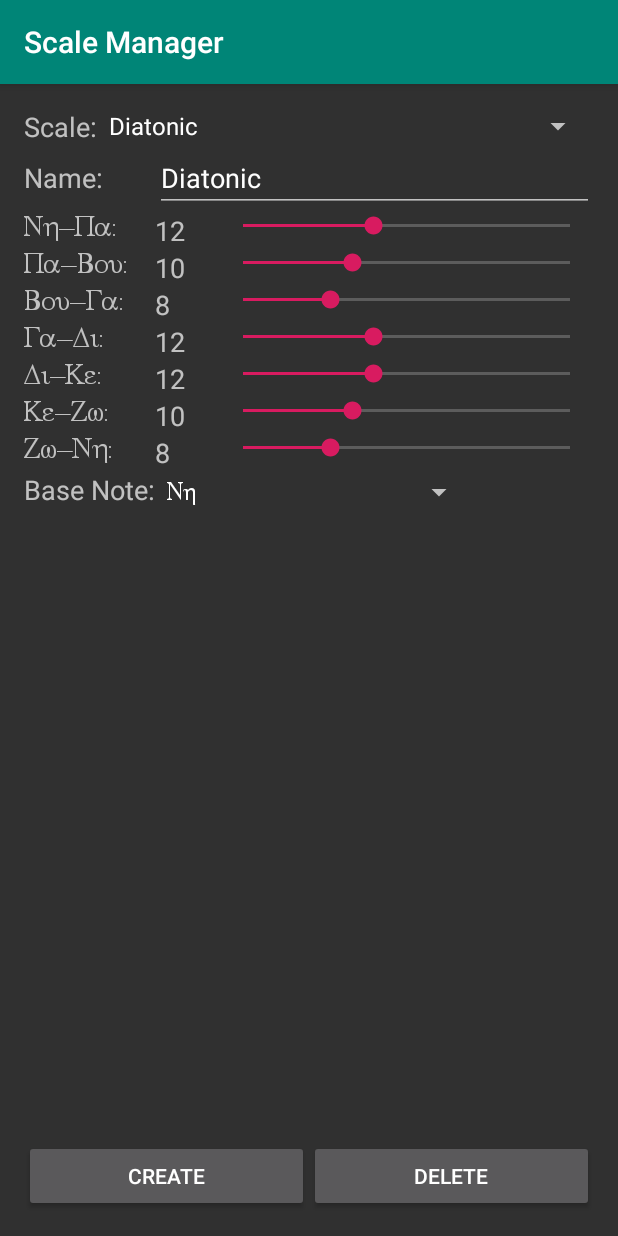
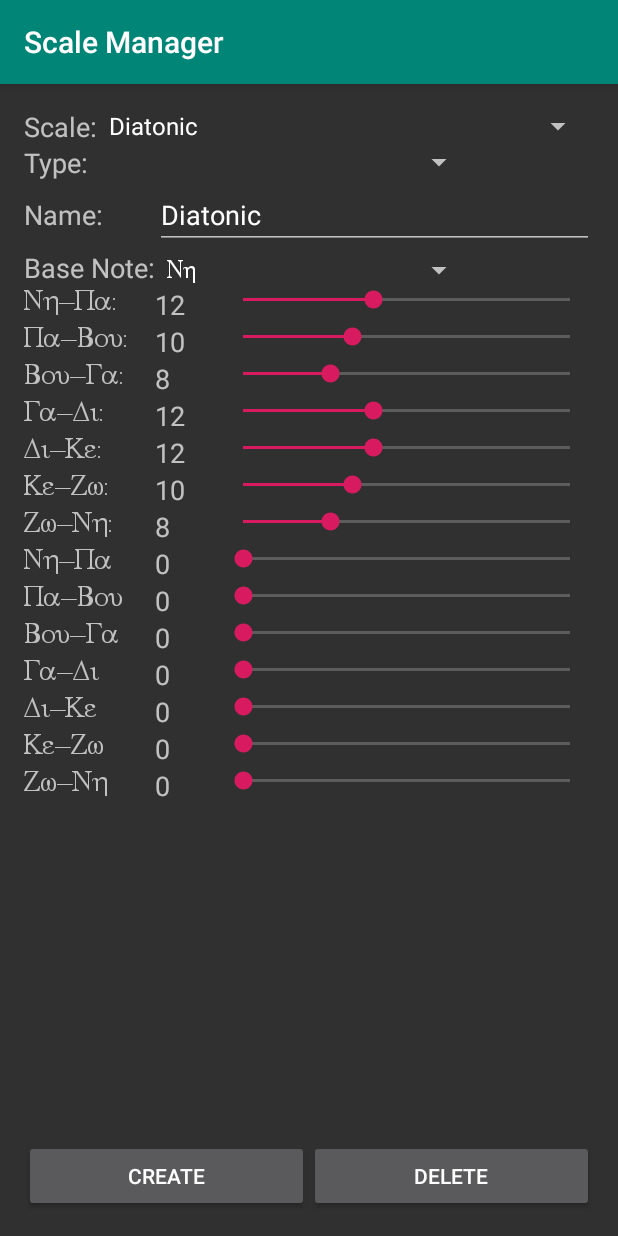
Before and after one commit to sseidel16/ByzantineIson, an Android app: the ScaleManager screen opened directly, with no data from a screen before it, on a phone screen of 412 x 824 dp. Run offline under Robolectric (Android 15) with nearby library versions, the phone set to English and light mode, and no system bars.

Commit message:
generate sliders dynamically in loop for scale manager; preparation for dynamic number of intervals per scale

```diff
--- a/app/src/main/java/com/coderss/ison/ScaleManager.java
+++ b/app/src/main/java/com/coderss/ison/ScaleManager.java
@@ -20,8 +20,11 @@ import android.widget.AdapterView;
 import android.widget.ArrayAdapter;
 import android.widget.Button;
 import android.widget.EditText;
+import android.widget.LinearLayout;
 import android.widget.SeekBar;
 import android.widget.Spinner;
+import android.widget.TableLayout;
+import android.widget.TableRow;
 import android.widget.TextView;
 
 import com.coderss.ison.utility.Preferences;
@@ -74,6 +77,42 @@ public class ScaleManager extends AppCompatActivity {
 
         baseNoteSelector = this.findViewById(R.id.spinner2);
         updateBaseSpinnerAdapter();
+
+        TableLayout tableLayout = findViewById(R.id.scaleTable);
+
+        for (int i = 0; i < 7; i++) {
+            String titleText =
+                    Scale.NOTE_NAMES[baseNoteSelector.getSelectedItemPosition() + wrapNoteIndex(i)] +
+                    '-' +
+                    Scale.NOTE_NAMES[baseNoteSelector.getSelectedItemPosition() + wrapNoteIndex(i + 1)];
+
+            TextView textViewGreek = new TextView(this);
+            textViewGreek.setText(titleText);
+            textViewGreek.setTextAppearance(this, R.style.TextAppearance_AppCompat_Medium);
+            textViewGreek.setTypeface(
+                    Typeface.createFromAsset(getResources().getAssets(),"greek.ttf")
+            );
+
+            TextView width = new TextView(this);
+            width.setText("0");
+            width.setTextAppearance(this, R.style.TextAppearance_AppCompat_Medium);
+            width.setWidth(width.getLineHeight() * 2);
+            SeekBar seekBar1 = new SeekBar(this);
+
+            LinearLayout innerLayout = new LinearLayout(this);
+            innerLayout.addView(width,
+                    new LinearLayout.LayoutParams(ViewGroup.LayoutParams.WRAP_CONTENT, ViewGroup.LayoutParams.WRAP_CONTENT));
+            innerLayout.addView(seekBar1,
+                    new LinearLayout.LayoutParams(0, ViewGroup.LayoutParams.WRAP_CONTENT, 1));
+
+            TableRow tableRow = new TableRow(this);
+            tableRow.addView(textViewGreek,
+                    new TableRow.LayoutParams(ViewGroup.LayoutParams.WRAP_CONTENT, ViewGroup.LayoutParams.WRAP_CONTENT));
+            tableRow.addView(innerLayout,
+                    new TableRow.LayoutParams(0, ViewGroup.LayoutParams.WRAP_CONTENT, 1));
+
+            tableLayout.addView(tableRow);
+        }
 
         ((TextView)this.findViewById(R.id.textViewGreek1)).
                 setTypeface(Typeface.createFromAsset(getResources().getAssets(),"greek.ttf"));
@@ -213,6 +252,13 @@ public class ScaleManager extends AppCompatActivity {
         for (int i = 0; i < 7; i++) {
             seekBar[i].setProgress(scale.widths[i]);
         }
+    }
+
+    private int wrapNoteIndex(int index) {
+        while (index < 0) index += 7;
+        while (index >= 7) index -= 7;
+
+        return index;
     }
 
     private void updateWidthTextsFromSeekBars() {
--- a/app/src/main/res/layout/scale_manager.xml
+++ b/app/src/main/res/layout/scale_manager.xml
@@ -34,14 +34,15 @@
         android:layout_width="wrap_content"
         android:layout_height="wrap_content"
         android:layout_above="@+id/save_layout"
-        android:layout_alignParentLeft="true"
-        android:layout_alignParentRight="true"
+        android:layout_alignParentStart="true"
+        android:layout_alignParentEnd="true"
         android:descendantFocusability="beforeDescendants"
         android:focusable="true"
         android:focusableInTouchMode="true"
         android:layout_below="@+id/scaleSpinner" >
 
         <TableLayout
+            android:id="@+id/scaleTable"
             android:layout_width="match_parent"
             android:layout_height="wrap_content" >
 
@@ -52,6 +53,25 @@
 
                 <TextView
                     android:id="@+id/textView1"
+                    android:layout_width="wrap_content"
+                    android:layout_height="wrap_content"
+                    android:text="Type:"
+                    android:textAppearance="?android:attr/textAppearanceMedium" />
+
+                <Spinner
+                    android:id="@+id/typeSpinner"
+                    android:layout_width="match_parent"
+                    android:layout_height="wrap_content" />
+
+            </TableRow>
+
+            <TableRow
+                android:id="@+id/tableRow2"
+                android:layout_width="wrap_content"
+                android:layout_height="wrap_content" >
+
+                <TextView
+                    android:id="@+id/textView2"
                     android:layout_width="wrap_content"
                     android:layout_height="wrap_content"
                     android:text="Name:"
@@ -72,7 +92,27 @@
             </TableRow>
 
             <TableRow
-                android:id="@+id/tableRow2"
+                android:id="@+id/tableRow3"
+                android:layout_width="wrap_content"
+                android:layout_height="wrap_content" >
+
+                <TextView
+                    android:id="@+id/textView3"
+                    android:layout_width="wrap_content"
+                    android:layout_height="wrap_content"
+                    android:text="Base Note:"
+                    android:textAppearance="?android:attr/textAppearanceMedium" />
+
+                <Spinner
+                    android:id="@+id/spinner2"
+                    android:layout_width="match_parent"
+                    android:layout_height="wrap_content"
+                    android:entries="@array/notes" />
+
+            </TableRow>
+
+            <TableRow
+                android:id="@+id/tableRow4"
                 android:layout_width="wrap_content"
                 android:layout_height="wrap_content" >
 
@@ -104,7 +144,7 @@
             </TableRow>
 
             <TableRow
-                android:id="@+id/tableRow3"
+                android:id="@+id/tableRow5"
                 android:layout_width="wrap_content"
                 android:layout_height="wrap_content" >
 
@@ -137,7 +177,7 @@
             </TableRow>
 
             <TableRow
-                android:id="@+id/tableRow2_"
+                android:id="@+id/tableRow6"
                 android:layout_width="wrap_content"
                 android:layout_height="wrap_content" >
 
@@ -170,7 +210,7 @@
             </TableRow>
 
             <TableRow
-                android:id="@+id/tableRow8"
+                android:id="@+id/tableRow7"
                 android:layout_width="wrap_content"
                 android:layout_height="wrap_content" >
 
@@ -203,7 +243,7 @@
             </TableRow>
 
             <TableRow
-                android:id="@+id/tableRow33"
+                android:id="@+id/tableRow8"
                 android:layout_width="wrap_content"
                 android:layout_height="wrap_content" >
 
@@ -236,9 +276,7 @@
             </TableRow>
 
             <TableRow
-                android:id="@+id/tableRow5"
-                android:layout_width="wrap_content"
-                android:layout_height="wrap_content" >
+                android:id="@+id/tableRow9" >
 
                 <TextView
                     android:id="@+id/textViewGreek6"
@@ -269,7 +307,7 @@
             </TableRow>
 
             <TableRow
-                android:id="@+id/tableRow6"
+                android:id="@+id/tableRow10"
                 android:layout_width="wrap_content"
                 android:layout_height="wrap_content" >
 
@@ -299,26 +337,6 @@
                         android:layout_weight="1"
                         android:max="30" />
                 </LinearLayout>
-            </TableRow>
-
-            <TableRow
-                android:id="@+id/tableRow10"
-                android:layout_width="wrap_content"
-                android:layout_height="wrap_content" >
-
-                <TextView
-                    android:id="@+id/textView2"
-                    android:layout_width="wrap_content"
-                    android:layout_height="wrap_content"
-                    android:text="Base Note:"
-                    android:textAppearance="?android:attr/textAppearanceMedium" />
-
-                <Spinner
-                    android:id="@+id/spinner2"
-                    android:layout_width="match_parent"
-                    android:layout_height="wrap_content"
-                    android:entries="@array/notes" />
-
             </TableRow>
 
         </TableLayout>
```
